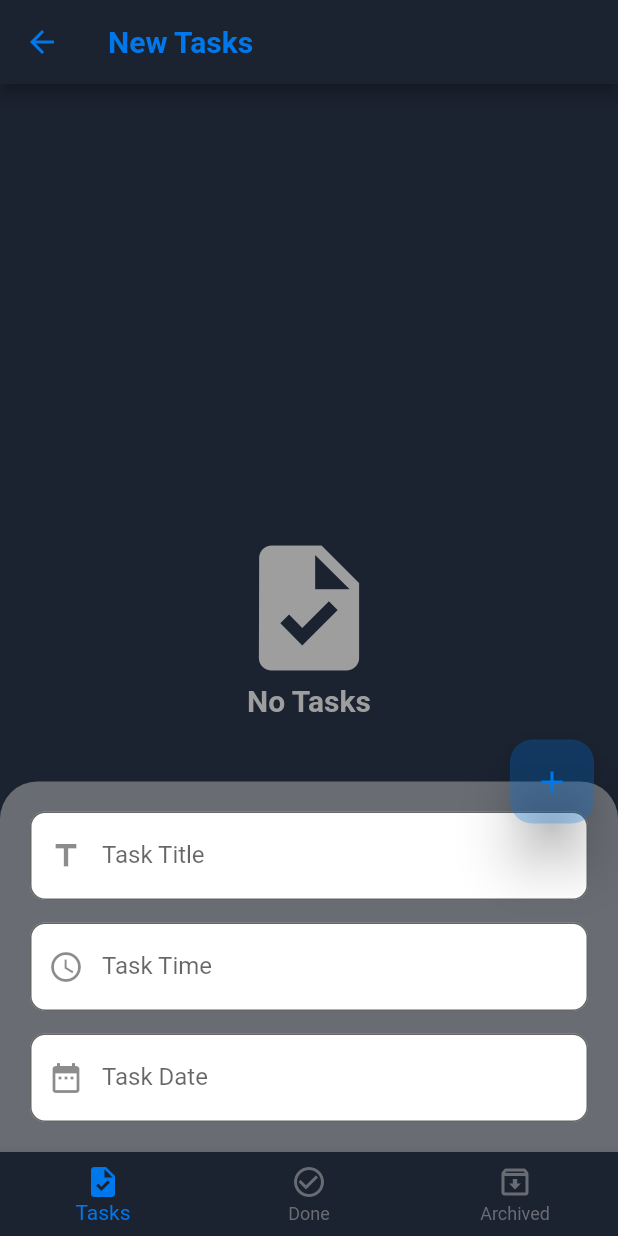
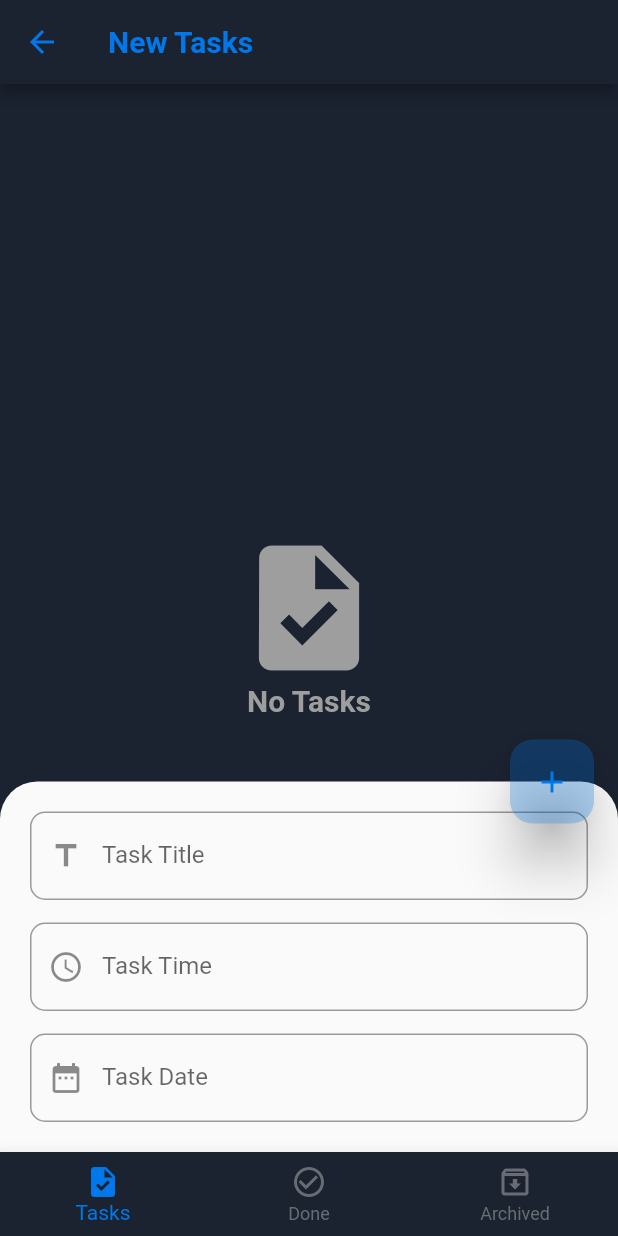
Before and after one commit to Hossam-Sayed/todo, a Flutter app: the screen it shows after launch, after a tap on the "add task" icon, on a phone screen of 412 x 824 dp. Run offline on Flutter 3.47's test engine with Material 2 defaults, Android fonts, the phone set to English and light mode, and no system bars; our stand-ins replace bloc, flutter_bloc, sqflite; accounts and stored records are empty.

Commit message:
Edited BottomSheet design

```diff
--- a/lib/layout/home_layout.dart
+++ b/lib/layout/home_layout.dart
@@ -4,11 +4,6 @@ import 'package:home/shared/components/components.dart';
 import 'package:home/shared/cubit/cubit.dart';
 import 'package:home/shared/cubit/states.dart';
 import 'package:intl/intl.dart';
-
-// Create DB
-// Create tables
-// Open DB
-// insert, get, update delete from DB
 
 class HomeLayout extends StatelessWidget {
   var scaffoldKey = GlobalKey<ScaffoldState>();
@@ -134,7 +129,6 @@ class HomeLayout extends StatelessWidget {
                             ),
                           ),
                         ),
-                        backgroundColor: const Color(0xFF696c73),
                         elevation: 50.0,
                         shape: const RoundedRectangleBorder(
                           borderRadius: BorderRadius.vertical(
--- a/lib/shared/components/components.dart
+++ b/lib/shared/components/components.dart
@@ -23,9 +23,9 @@ Widget defaultTextFormField({
       validator: validator,
       onTap: onTap,
       decoration: InputDecoration(
-        filled: true,
+        // filled: true,
         labelText: label,
-        fillColor: Colors.white,
+        // fillColor: Colors.white,
         prefixIcon: Icon(
           prefixIcon,
         ),
@@ -64,26 +64,6 @@ Widget taskItem(Map model, context) => Dismissible(
         ),
         child: Row(
           children: [
-            // CircleAvatar(
-            //   radius: 40.0,
-            //   backgroundColor: Colors.white,
-            //   child: Text(
-            //     '${model['time']}',
-            //     style: const TextStyle(
-            //       fontSize: 15.0,
-            //       fontWeight: FontWeight.bold,
-            //       color: Colors.blue,
-            //     ),
-            //   ),
-            // ),
-            // const Icon(
-            //   Icons.task_outlined,
-            //   size: 45.0,
-            //   color: Colors.white,
-            // ),
-            // const SizedBox(
-            //   width: 20.0,
-            // ),
             Expanded(
               child: Column(
                 mainAxisSize: MainAxisSize.min,
@@ -150,19 +130,16 @@ Widget taskItem(Map model, context) => Dismissible(
 Widget tasksBuilder({
   required List<Map> tasks,
   required AppStates state,
-}) {
-  // print('Building a Task =============================');
-  // print('State is $state');
-  // print('tasks are empty? ${tasks.isEmpty}');
-  if (tasks.isNotEmpty) {
-    return ListView.builder(
+}) =>
+    tasks.isNotEmpty
+        ? ListView.builder(
             itemBuilder: (context, index) => taskItem(tasks[index], context),
             itemCount: tasks.length,
-    );
-  } else if (state is AppGetDatabaseState ||
+          )
+        : (state is AppGetDatabaseState ||
                 state is AppChangeBottomNavBarState ||
-      state is AppChangeBottomSheetState) {
-    return Center(
+                state is AppChangeBottomSheetState)
+            ? Center(
                 child: Column(
                   mainAxisAlignment: MainAxisAlignment.center,
                   children: const [
@@ -181,42 +158,7 @@ Widget tasksBuilder({
                     ),
                   ],
                 ),
-    );
-  } else {
-    return const Center(
+              )
+            : const Center(
                 child: CircularProgressIndicator(),
               );
-  }
-  // return tasks.isNotEmpty
-  //     ? ListView.builder(
-  //         itemBuilder: (context, index) => taskItem(tasks[index], context),
-  //         itemCount: tasks.length,
-  //       )
-  //     : state is AppGetDatabaseLoadingState && state is! AppGetDatabaseState
-  //         ? const Center(
-  //             child: CircularProgressIndicator(),
-  //           )
-  //         : Center(
-  //             child: Column(
-  //               mainAxisAlignment: MainAxisAlignment.center,
-  //               children: const [
-  //                 Icon(
-  //                   Icons.task,
-  //                   size: 100.0,
-  //                   color: Colors.grey,
-  //                 ),
-  //                 Text(
-  //                   'No Tasks',
-  //                   style: TextStyle(
-  //                     fontSize: 20.0,
-  //                     color: Colors.grey,
-  //                     fontWeight: FontWeight.bold,
-  //                   ),
-  //                 ),
-  //               ],
-  //             ),
-  //           );
-}
-
-// ffa801
-// 1e272e
```
Lines whose indentation alone changed are shown as unchanged.
